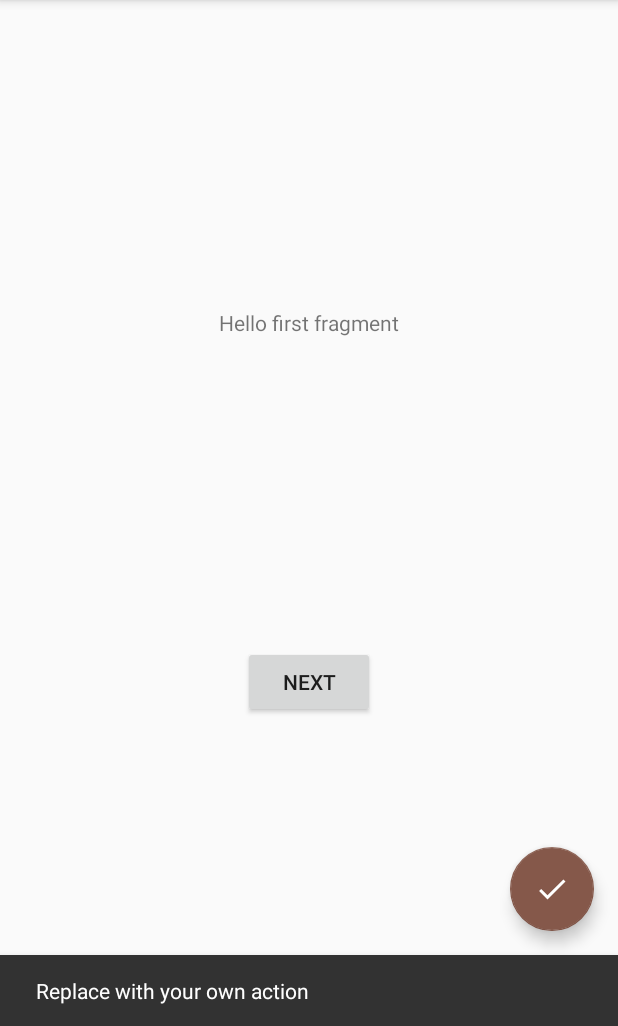
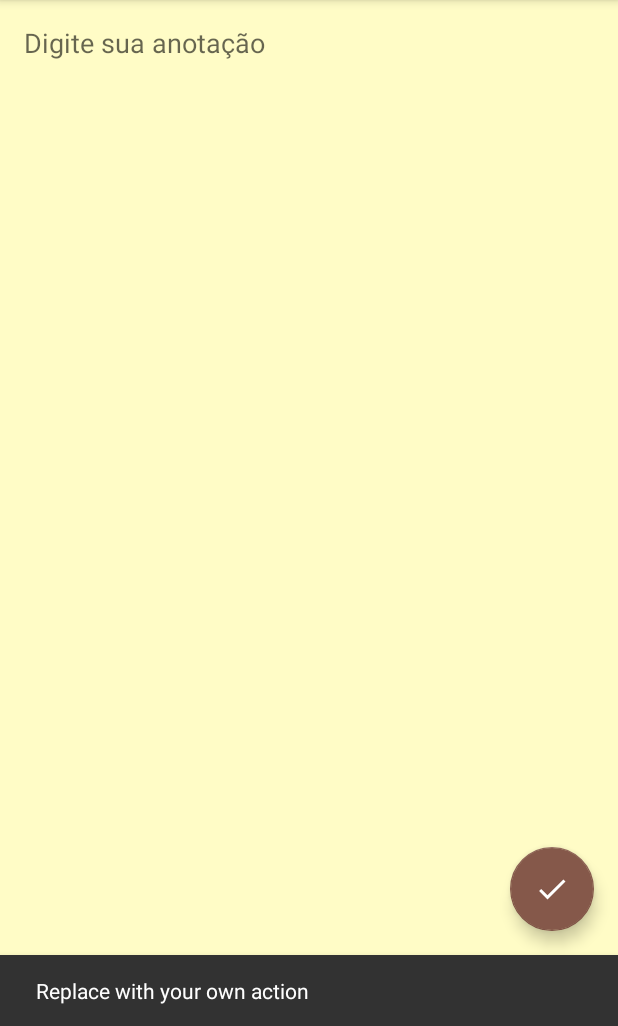
Before and after one commit to leonardo534/app_my_anotations, an Android app: the screen it shows after launch (MainActivity), after a tap on an icon or button, on a phone screen of 412 x 824 dp, the part 210-1236 px from its top. Run offline under Robolectric (Android 15) with nearby library versions, the phone set to English and light mode, and no system bars.

Commit message:
Cor background criada adicionada ao content_main

```diff
--- a/app/src/main/res/layout/content_main.xml
+++ b/app/src/main/res/layout/content_main.xml
@@ -1,19 +1,24 @@
 <?xml version="1.0" encoding="utf-8"?>
 <androidx.constraintlayout.widget.ConstraintLayout xmlns:android="http://schemas.android.com/apk/res/android"
     xmlns:app="http://schemas.android.com/apk/res-auto"
+    xmlns:tools="http://schemas.android.com/tools"
     android:layout_width="match_parent"
     android:layout_height="match_parent"
     app:layout_behavior="@string/appbar_scrolling_view_behavior">
 
-    <fragment
-        android:id="@+id/nav_host_fragment"
-        android:name="androidx.navigation.fragment.NavHostFragment"
+    <EditText
+        android:id="@+id/editText"
         android:layout_width="0dp"
         android:layout_height="0dp"
-        app:defaultNavHost="true"
+        android:background="@color/cor_fundo_caixa_de_text"
+        android:ems="10"
+        android:gravity="start|top"
+        android:hint="Digite sua anotação"
+        android:inputType="textMultiLine"
+        android:padding="16dp"
+        android:singleLine="false"
         app:layout_constraintBottom_toBottomOf="parent"
-        app:layout_constraintLeft_toLeftOf="parent"
-        app:layout_constraintRight_toRightOf="parent"
-        app:layout_constraintTop_toTopOf="parent"
-        app:navGraph="@navigation/nav_graph" />
+        app:layout_constraintEnd_toEndOf="parent"
+        app:layout_constraintStart_toStartOf="parent"
+        app:layout_constraintTop_toTopOf="parent" />
 </androidx.constraintlayout.widget.ConstraintLayout>
--- a/app/src/main/res/values/colors.xml
+++ b/app/src/main/res/values/colors.xml
@@ -3,4 +3,5 @@
     <color name="colorPrimary">#43302A</color>
     <color name="colorPrimaryDark">#332520</color>
     <color name="colorAccent">#85584A</color>
+    <color name="cor_fundo_caixa_de_text">#FFFCC6</color>
 </resources>
```
